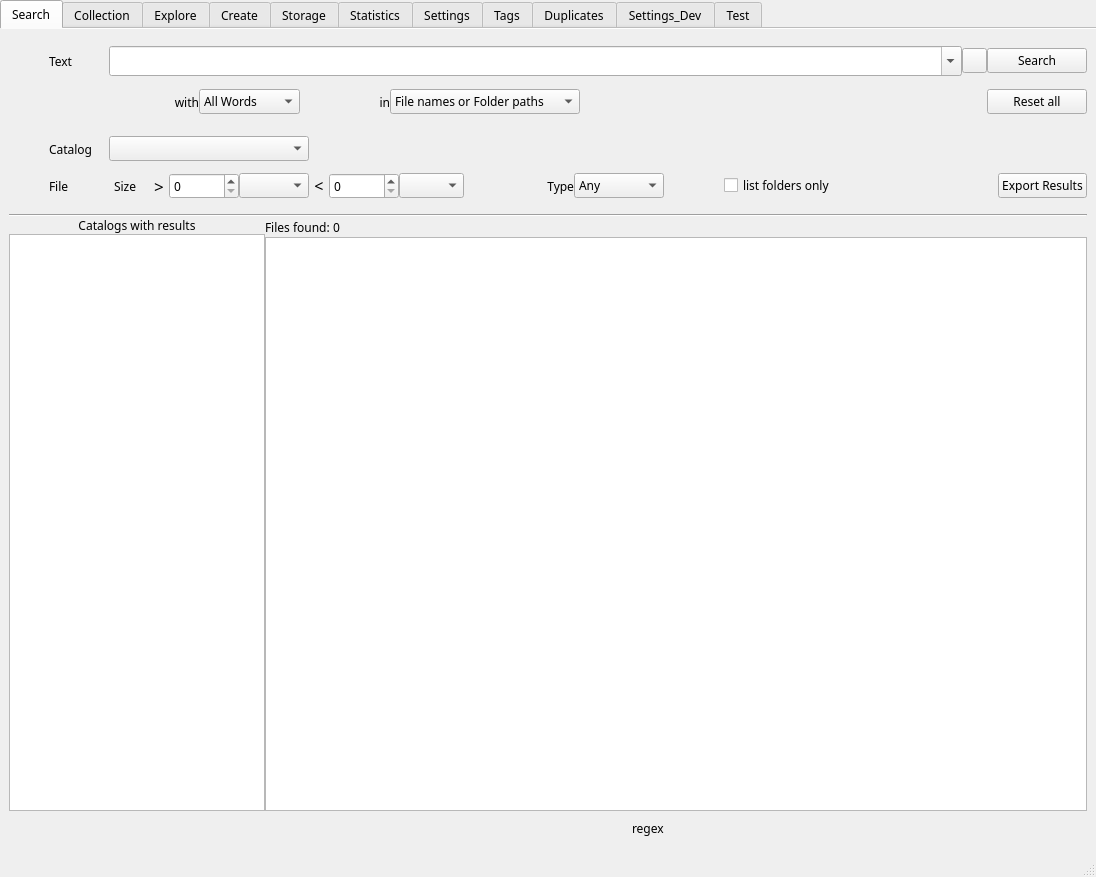
Above: mainwindow.ui from StephaneCouturier/Katalog before the change. Below: the same form after it.
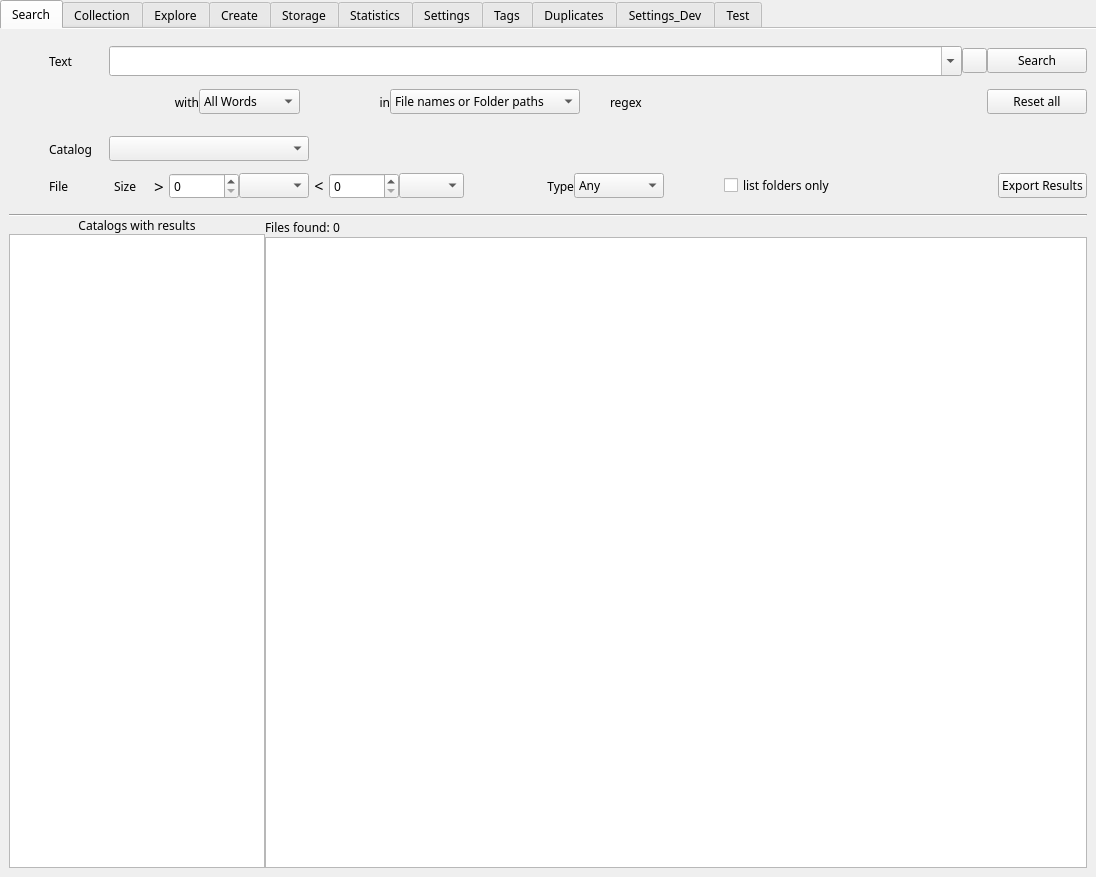
That is the form after the change. Icons and pictures are not drawn. Custom widgets are drawn as their Qt base class.

Commit message: https://github.com/StephaneCouturier/Katalog/issues/103

Patch:
```diff
--- a/mainwindow.ui
+++ b/mainwindow.ui
@@ -89,9 +89,6 @@
         <height>22</height>
        </size>
       </property>
-      <property name="elideMode">
-       <enum>Qt::ElideNone</enum>
-      </property>
       <property name="documentMode">
        <bool>true</bool>
       </property>
@@ -525,6 +522,35 @@
               </item>
              </widget>
             </item>
+            <item>
+             <spacer name="horizontalSpacer">
+              <property name="orientation">
+               <enum>Qt::Horizontal</enum>
+              </property>
+              <property name="sizeType">
+               <enum>QSizePolicy::Fixed</enum>
+              </property>
+              <property name="sizeHint" stdset="0">
+               <size>
+                <width>30</width>
+                <height>20</height>
+               </size>
+              </property>
+             </spacer>
+            </item>
+            <item>
+             <widget class="QLabel" name="L_Regex">
+              <property name="minimumSize">
+               <size>
+                <width>250</width>
+                <height>0</height>
+               </size>
+              </property>
+              <property name="text">
+               <string>regex</string>
+              </property>
+             </widget>
+            </item>
             <item>
              <spacer name="horizontalSpacer_12">
               <property name="orientation">
@@ -1228,107 +1254,6 @@
               </item>
              </layout>
             </item>
-            <item>
-             <layout class="QHBoxLayout" name="horizontalLayout">
-              <item>
-               <spacer name="horizontalSpacer_13">
-                <property name="orientation">
-                 <enum>Qt::Horizontal</enum>
-                </property>
-                <property name="sizeHint" stdset="0">
-                 <size>
-                  <width>40</width>
-                  <height>20</height>
-                 </size>
-                </property>
-               </spacer>
-              </item>
-              <item>
-               <widget class="QLabel" name="L_Regex">
-                <property name="minimumSize">
-                 <size>
-                  <width>250</width>
-                  <height>0</height>
-                 </size>
-                </property>
-                <property name="text">
-                 <string>regex</string>
-                </property>
-               </widget>
-              </item>
-              <item>
-               <spacer name="horizontalSpacer">
-                <property name="orientation">
-                 <enum>Qt::Horizontal</enum>
-                </property>
-                <property name="sizeType">
-                 <enum>QSizePolicy::Fixed</enum>
-                </property>
-                <property name="sizeHint" stdset="0">
-                 <size>
-                  <width>30</width>
-                  <height>20</height>
-                 </size>
-                </property>
-               </spacer>
-              </item>
-              <item>
-               <spacer name="horizontalSpacer_14">
-                <property name="orientation">
-                 <enum>Qt::Horizontal</enum>
-                </property>
-                <property name="sizeType">
-                 <enum>QSizePolicy::Fixed</enum>
-                </property>
-                <property name="sizeHint" stdset="0">
-                 <size>
-                  <width>50</width>
-                  <height>20</height>
-                 </size>
-                </property>
-               </spacer>
-              </item>
-              <item>
-               <widget class="QWidget" name="widgetLogo" native="true">
-                <property name="sizePolicy">
-                 <sizepolicy hsizetype="Preferred" vsizetype="Preferred">
-                  <horstretch>0</horstretch>
-                  <verstretch>0</verstretch>
-                 </sizepolicy>
-                </property>
-                <property name="minimumSize">
-                 <size>
-                  <width>125</width>
-                  <height>35</height>
-                 </size>
-                </property>
-                <property name="sizeIncrement">
-                 <size>
-                  <width>0</width>
-                  <height>0</height>
-                 </size>
-                </property>
-                <property name="baseSize">
-                 <size>
-                  <width>0</width>
-                  <height>0</height>
-                 </size>
-                </property>
-                <property name="font">
-                 <font>
-                  <family>Noto Sans</family>
-                 </font>
-                </property>
-                <property name="styleSheet">
-                 <string notr="true">background:  url(:/images/Katalog40.png) no-repeat center;</string>
-                </property>
-                <property name="locale">
-                 <locale language="English" country="UnitedStates"/>
-                </property>
-               </widget>
-              </item>
-             </layout>
-            </item>
            </layout>
           </item>
          </layout>
@@ -3876,7 +3801,6 @@
     </item>
    </layout>
   </widget>
-  <widget class="QStatusBar" name="statusbar"/>
  </widget>
  <customwidgets>
   <customwidget>
```
Left out of the diff: 4 changed lines with no effect on the pictures. The commit also changes 4 other files.
